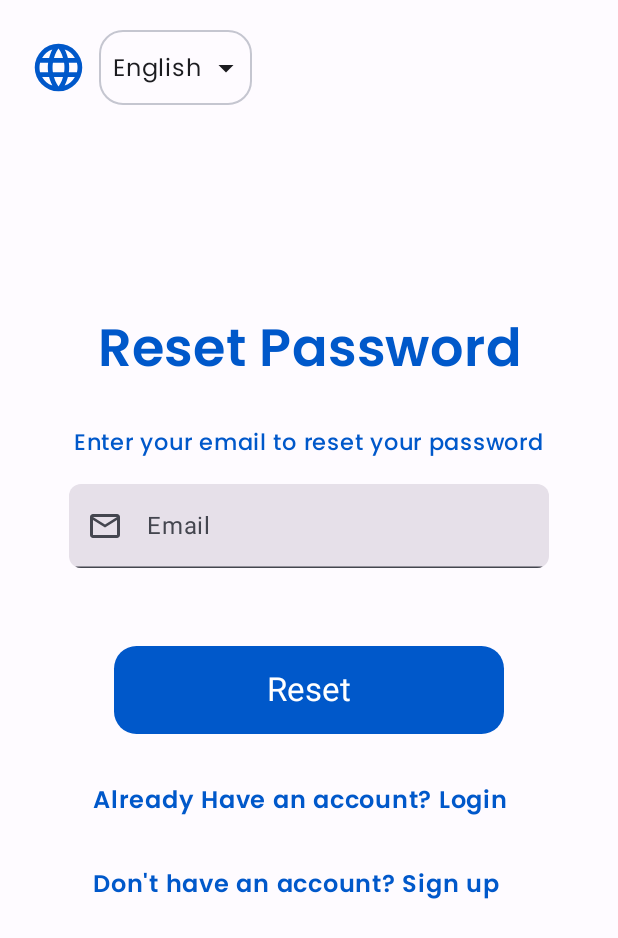
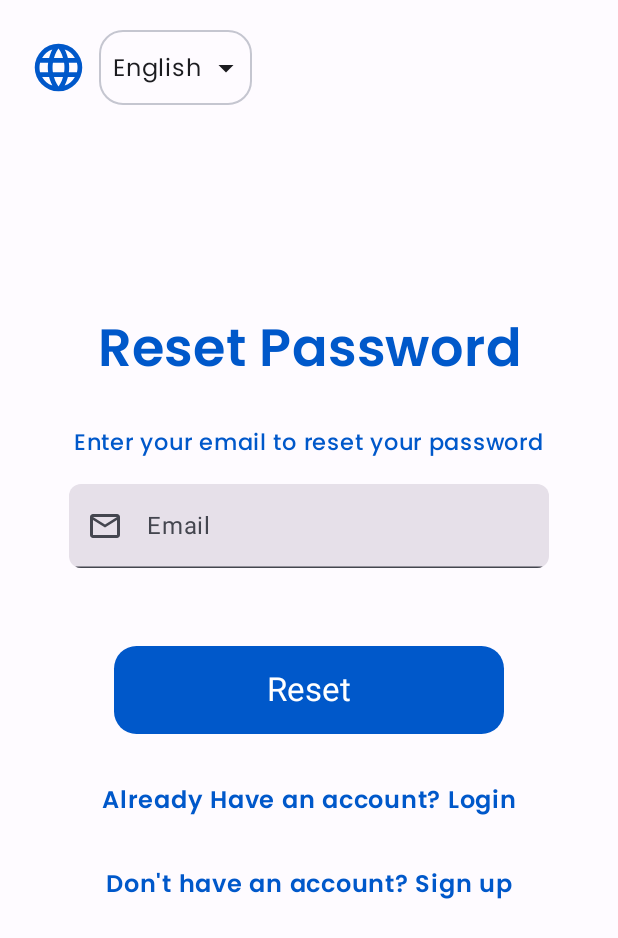
Before and after one commit to esammahdi/YemekCalendar, an Android app built with Jetpack Compose: the ResetPasswordScreen screen opened through its navigation route, on a phone screen of 412 x 824 dp. Shown: the top 938 px of the screen. Run offline under Robolectric (Android 15) with nearby library versions, the phone set to English and light mode, and no system bars; our stand-ins replace Dagger/Hilt's generated code.

Commit message:
Enclosed the redirection text inside a Row to make it centered on wide screens.

```diff
--- a/app/src/main/java/com/example/yemekcalendar/authentication/presentation/components/Redirection.kt
+++ b/app/src/main/java/com/example/yemekcalendar/authentication/presentation/components/Redirection.kt
@@ -1,9 +1,12 @@
 package com.example.yemekcalendar.authentication.presentation.components
 
 import androidx.compose.foundation.clickable
+import androidx.compose.foundation.layout.Arrangement
+import androidx.compose.foundation.layout.Row
 import androidx.compose.material3.MaterialTheme
 import androidx.compose.material3.Text
 import androidx.compose.runtime.Composable
+import androidx.compose.ui.Alignment
 import androidx.compose.ui.Modifier
 import androidx.compose.ui.text.font.FontWeight
 import com.example.yemekcalendar.ui.theme.RegularFont
@@ -14,6 +17,11 @@ fun Redirection(
     text: String,
     onClick: () -> Unit
 ) {
+    Row(
+        horizontalArrangement = Arrangement.Center,
+        verticalAlignment = Alignment.CenterVertically
+    ) {
+
         Text(
             modifier = modifier
                 .clickable { onClick() },
@@ -23,3 +31,4 @@ fun Redirection(
             fontFamily = RegularFont
         )
     }
+}
```
Lines whose indentation alone changed are shown as unchanged.
